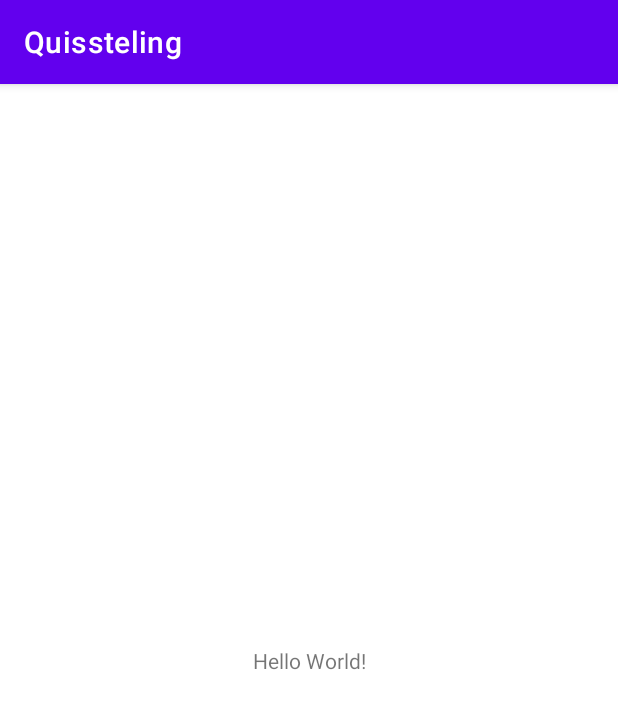
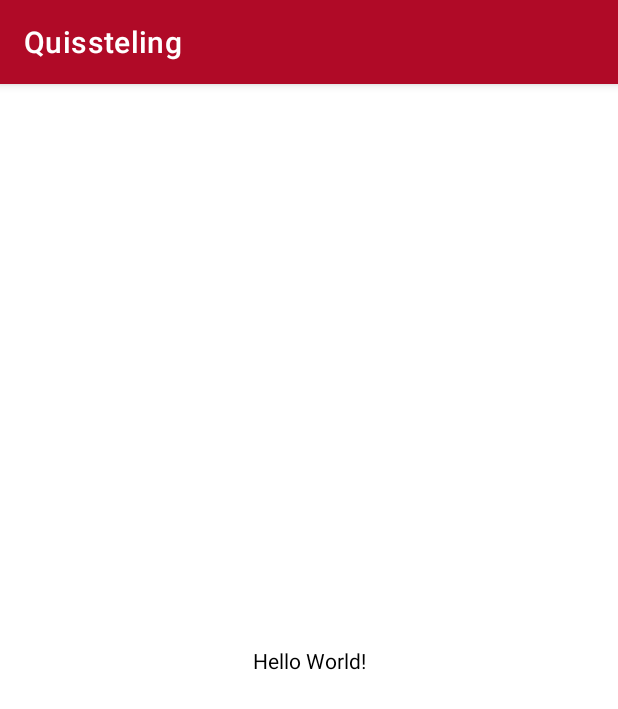
Before and after one commit to tflantua/Quissteling, an Android app: the screen it shows after launch (MainActivity), on a phone screen of 412 x 824 dp. Shown: the top 709 px of the screen. Run offline under Robolectric (Android 15) with nearby library versions, the phone set to English and light mode, and no system bars.

Commit message:
Kleuren toegevoegd

```diff
--- a/QuisstelingAndroid/app/src/main/res/values-night/themes.xml
+++ b/QuisstelingAndroid/app/src/main/res/values-night/themes.xml
@@ -1,13 +1,16 @@
 <resources xmlns:tools="http://schemas.android.com/tools">
     <!-- Base application theme. -->
     <style name="Theme.Quissteling" parent="Theme.MaterialComponents.DayNight.DarkActionBar">
+        <item name="android:textColor">@color/black</item>
+        <item name="background">@color/white</item>
+
         <!-- Primary brand color. -->
-        <item name="colorPrimary">@color/purple_200</item>
-        <item name="colorPrimaryVariant">@color/purple_700</item>
-        <item name="colorOnPrimary">@color/black</item>
+        <item name="colorPrimary">@color/EsstelingPrimary</item>
+        <item name="colorPrimaryVariant">@color/EsstelingPrimary</item>
+        <item name="colorOnPrimary">@color/white</item>
         <!-- Secondary brand color. -->
-        <item name="colorSecondary">@color/teal_200</item>
-        <item name="colorSecondaryVariant">@color/teal_200</item>
+        <item name="colorSecondary">@color/EsstelingSecondary</item>
+        <item name="colorSecondaryVariant">@color/EsstelingSecondary</item>
         <item name="colorOnSecondary">@color/black</item>
         <!-- Status bar color. -->
         <item name="android:statusBarColor" tools:targetApi="l">?attr/colorPrimaryVariant</item>
--- a/QuisstelingAndroid/app/src/main/res/values/colors.xml
+++ b/QuisstelingAndroid/app/src/main/res/values/colors.xml
@@ -7,5 +7,8 @@
     <color name="teal_700">#FF018786</color>
     <color name="black">#FF000000</color>
     <color name="white">#FFFFFFFF</color>
+    <color name="EsstelingPrimary">#b00a27</color>
+    <color name="EsstelingSecondary">#e74c69</color>
+    <color name="gold">#c0833a</color>
 
 </resources>
--- a/QuisstelingAndroid/app/src/main/res/values/themes.xml
+++ b/QuisstelingAndroid/app/src/main/res/values/themes.xml
@@ -1,13 +1,16 @@
 <resources xmlns:tools="http://schemas.android.com/tools">
     <!-- Base application theme. -->
     <style name="Theme.Quissteling" parent="Theme.MaterialComponents.DayNight.DarkActionBar">
+
+        <item name="android:textColor">@color/black</item>
+        <item name="background">@color/white</item>
         <!-- Primary brand color. -->
-        <item name="colorPrimary">@color/purple_500</item>
-        <item name="colorPrimaryVariant">@color/purple_700</item>
+        <item name="colorPrimary">@color/EsstelingPrimary</item>
+        <item name="colorPrimaryVariant">@color/EsstelingPrimary</item>
         <item name="colorOnPrimary">@color/white</item>
         <!-- Secondary brand color. -->
-        <item name="colorSecondary">@color/teal_200</item>
-        <item name="colorSecondaryVariant">@color/teal_700</item>
+        <item name="colorSecondary">@color/EsstelingSecondary</item>
+        <item name="colorSecondaryVariant">@color/EsstelingSecondary</item>
         <item name="colorOnSecondary">@color/black</item>
         <!-- Status bar color. -->
         <item name="android:statusBarColor" tools:targetApi="l">?attr/colorPrimaryVariant</item>
```
